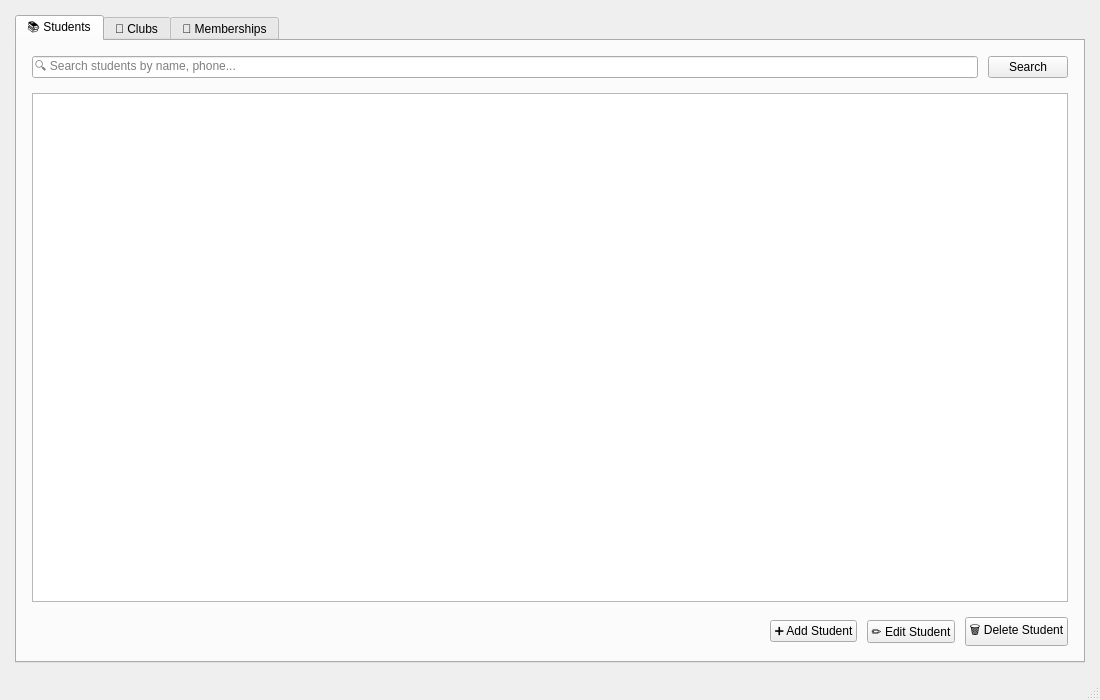
First picture: the form in mainwindow.ui, repository MohamedElaassal/Gestion-Club-Cpp, before the edit.
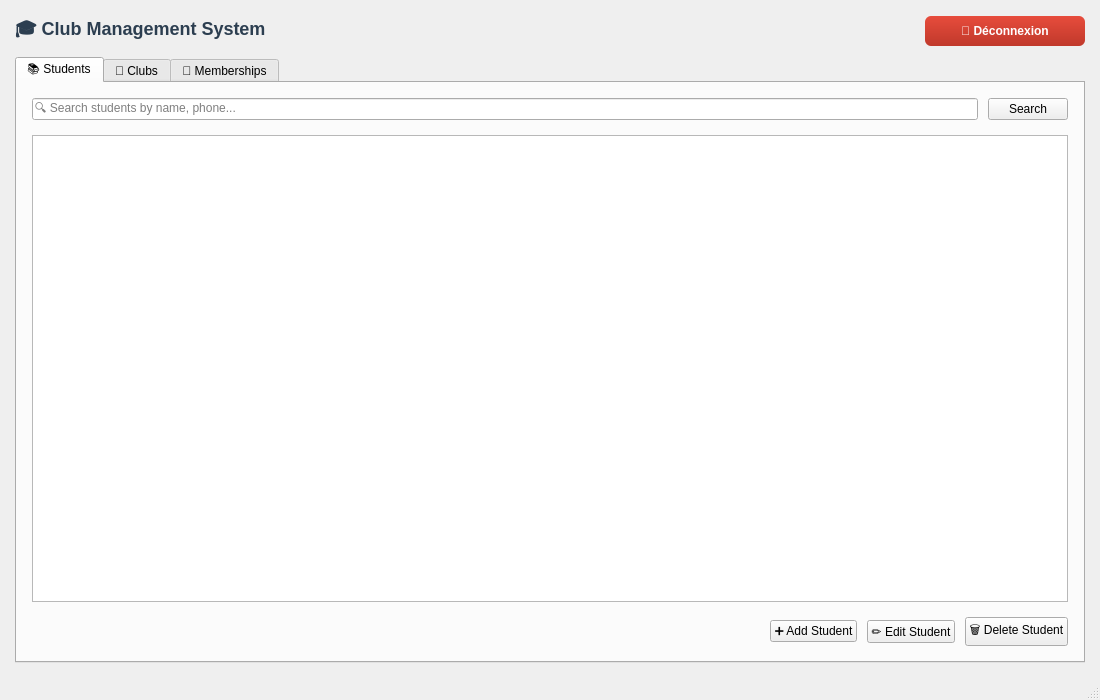
Second picture: the form after the edit. Icons and pictures are not drawn.

Patch:
```diff
--- a/mainwindow.ui
+++ b/mainwindow.ui
@@ -36,6 +36,60 @@
     <property name="bottomMargin">
      <number>15</number>
     </property>
+    <item>
+     <layout class="QHBoxLayout" name="headerLayout">
+      <property name="spacing">
+       <number>10</number>
+      </property>
+      <item>
+       <widget class="QLabel" name="welcomeLabel">
+        <property name="text">
+         <string>🎓 Club Management System</string>
+        </property>
+        <property name="styleSheet">
+         <string notr="true">font-size: 18px; font-weight: bold; color: #2c3e50;</string>
+        </property>
+       </widget>
+      </item>
+      <item>
+       <spacer name="headerSpacer">
+        <property name="orientation">
+         <enum>Qt::Horizontal</enum>
+        </property>
+        <property name="sizeHint" stdset="0">
+         <size>
+          <width>40</width>
+          <height>20</height>
+         </size>
+        </property>
+       </spacer>
+      </item>
+      <item>
+       <widget class="QPushButton" name="logoutButton">
+        <property name="text">
+         <string>🚪 Déconnexion</string>
+        </property>
+        <property name="styleSheet">
+         <string notr="true">QPushButton {
+    background: qlineargradient(x1:0, y1:0, x2:0, y2:1, stop:0 #e74c3c, stop:1 #c0392b);
+    color: white;
+    border: none;
+    padding: 8px 20px;
+    border-radius: 6px;
+    font-weight: bold;
+    min-width: 120px;
+}
+QPushButton:hover {
+    background: qlineargradient(x1:0, y1:0, x2:0, y2:1, stop:0 #c0392b, stop:1 #a93226);
+}
+QPushButton:pressed {
+    background: #922b21;
+}</string>
+        </property>
+       </widget>
+      </item>
+     </layout>
+    </item>
     <item>
      <widget class="QTabWidget" name="tabWidget">
       <property name="currentIndex">
```
